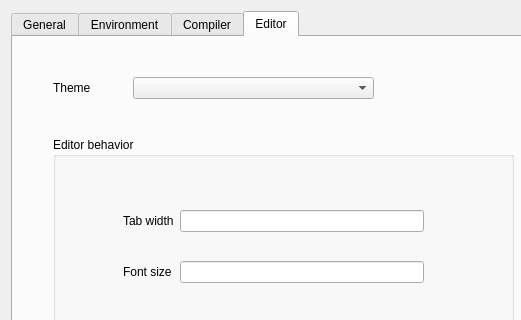
The window that source/dialogtrsesettings.ui (leuat/TRSE) describes before a commit, drawn with Qt 5; both pictures show x 0 to 521 and y 0 to 320 of the 807 by 606 pixel window.
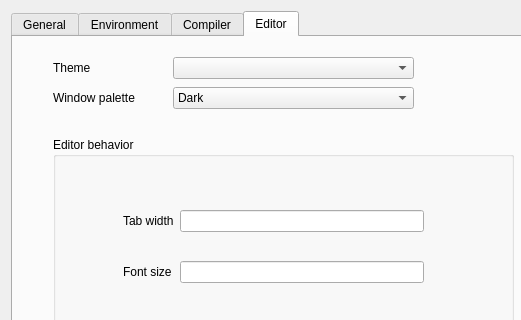
The same window after the commit. The open tabs and pages were chosen to show the change.

Commit message: Added window color theme suppor

Patch:
```diff
--- a/source/dialogtrsesettings.ui
+++ b/source/dialogtrsesettings.ui
@@ -154,8 +154,8 @@
         <widget class="QComboBox" name="cmbTheme">
          <property name="geometry">
           <rect>
-           <x>120</x>
-           <y>40</y>
+           <x>160</x>
+           <y>20</y>
            <width>241</width>
            <height>22</height>
           </rect>
@@ -165,7 +165,7 @@
          <property name="geometry">
           <rect>
            <x>40</x>
-           <y>40</y>
+           <y>20</y>
            <width>55</width>
            <height>21</height>
           </rect>
@@ -227,6 +227,39 @@
           </layout>
          </widget>
         </widget>
+        <widget class="QComboBox" name="cmbPalette">
+         <property name="geometry">
+          <rect>
+           <x>160</x>
+           <y>50</y>
+           <width>241</width>
+           <height>22</height>
+          </rect>
+         </property>
+         <item>
+          <property name="text">
+           <string>Dark</string>
+          </property>
+         </item>
+         <item>
+          <property name="text">
+           <string>Light</string>
+          </property>
+         </item>
+        </widget>
+        <widget class="QLabel" name="label_8">
+         <property name="geometry">
+          <rect>
+           <x>40</x>
+           <y>50</y>
+           <width>101</width>
+           <height>21</height>
+          </rect>
+         </property>
+         <property name="text">
+          <string>Window palette</string>
+         </property>
+        </widget>
        </widget>
       </widget>
      </item>
```
The commit also changes 7 other files.
